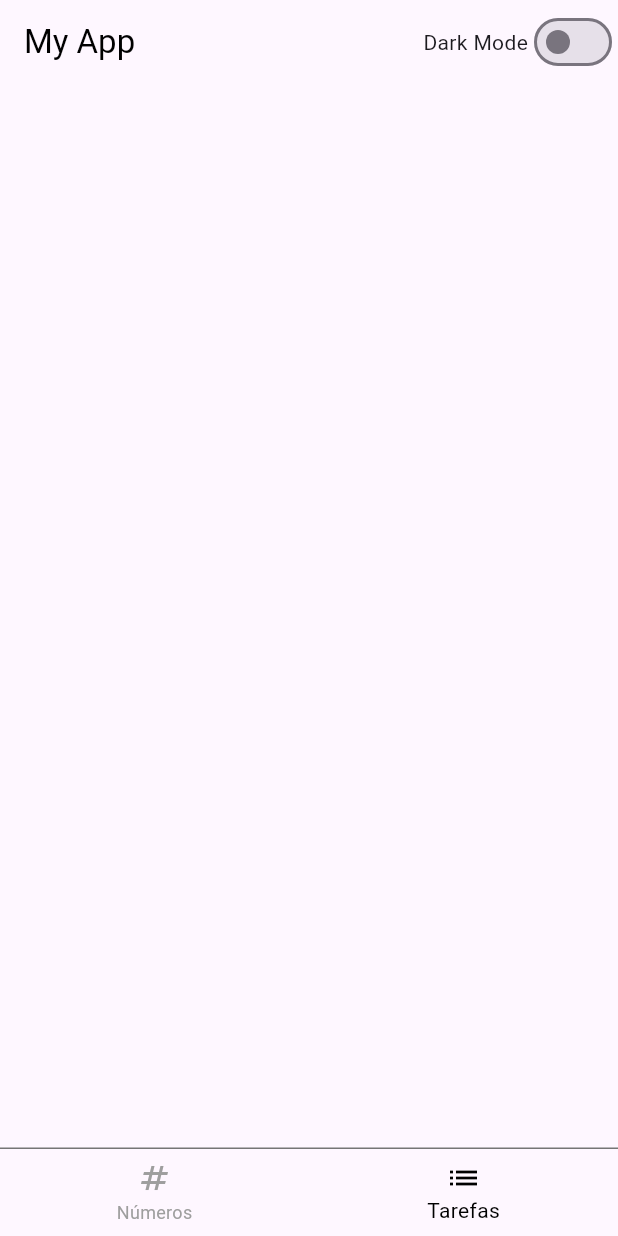
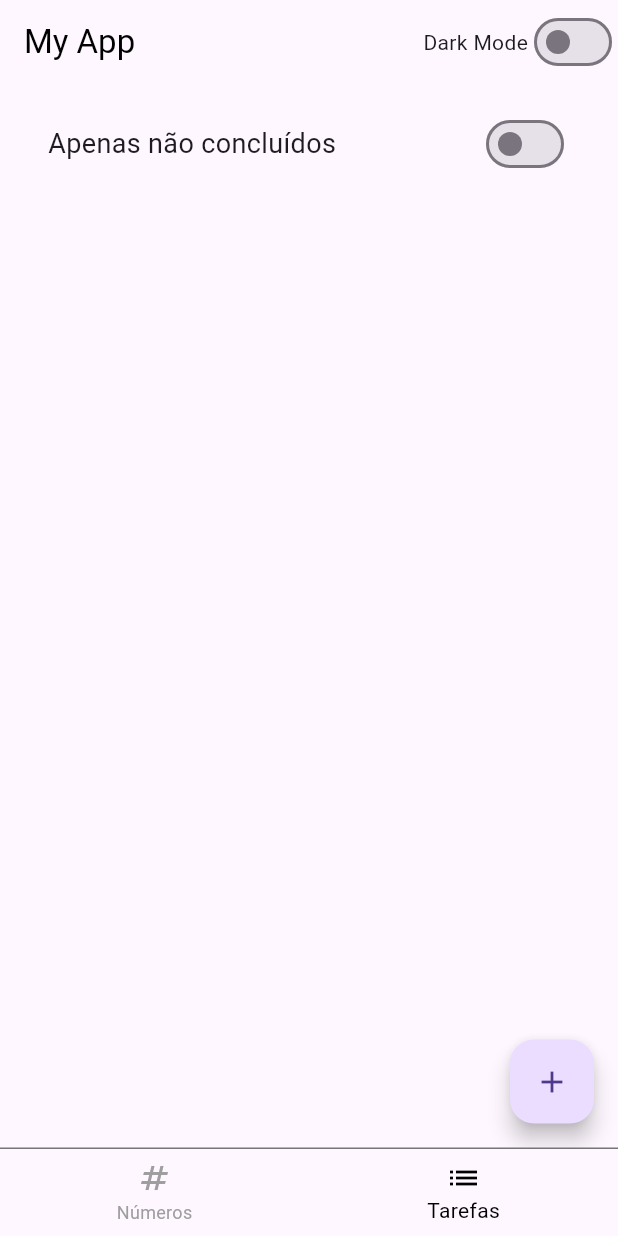
Before and after one commit to LinikerThiers/provider_estudo, a Flutter app: the screen it shows after launch, swiped to page 2, on a phone screen of 412 x 824 dp. Run offline on Flutter 3.47's test engine with Material 3 defaults, Android fonts, the phone set to English and light mode, and no system bars.

Commit message:
criando uma lista de tarefas com o changeNotifier

```diff
--- /dev/null
+++ b/lib/models/tarefa.dart
@@ -0,0 +1,23 @@
+import 'package:flutter/material.dart';
+
+class Tarefa {
+  final String _id = UniqueKey().toString();
+  String _descricao;
+  bool _concluido;
+
+  Tarefa(String descricao, bool concluido)
+      : _descricao = descricao,
+        _concluido = concluido;
+
+  String get id => _id;
+  String get descricao => _descricao;
+  bool get concluido => _concluido;
+
+  set descricao(String descricao) {
+    _descricao = descricao;
+  }
+
+  set concluido(bool concluido) {
+    _concluido = concluido;
+  }
+}
--- a/lib/my_app.dart
+++ b/lib/my_app.dart
@@ -1,6 +1,7 @@
 import 'package:flutter/material.dart';
 import 'package:provider/provider.dart';
 import 'package:provider_app/pages/my_home_page.dart';
+import 'package:provider_app/repository/tarefa_repository.dart';
 import 'package:provider_app/service/contador_service.dart';
 import 'package:provider_app/service/dark_mode_service.dart';
 
@@ -15,6 +16,7 @@ class MyApp extends StatelessWidget {
             create: (_) => DarkModeService()),
         ChangeNotifierProvider<ContadorService>(
             create: (_) => ContadorService()),
+        ChangeNotifierProvider<TarefaRepository>(create: (_) => TarefaRepository()),
       ],
       //Ao utilizar o MultiProvider podemos usar os provider criados
       //Nesse caso foi criado o provider do tipo DarkModeService
--- a/lib/pages/my_home_page.dart
+++ b/lib/pages/my_home_page.dart
@@ -1,7 +1,7 @@
 import 'package:flutter/material.dart';
 import 'package:provider/provider.dart';
 import 'package:provider_app/pages/contador_page.dart';
-import 'package:provider_app/pages/pagina_teste_2.dart';
+import 'package:provider_app/pages/tarefas_page.dart';
 import 'package:provider_app/service/dark_mode_service.dart';
 
 class MyHomePage extends StatefulWidget {
@@ -57,7 +57,7 @@ class _MyHomePageState extends State<MyHomePage> {
             },
             children: [
               ContadorPage(),
-              PaginaTeste2(),
+              TarefasPage(),
             ],
           )),
           Container(
--- a/lib/pages/pagina_teste_2.dart
+++ /dev/null
@@ -1,19 +0,0 @@
-import 'package:flutter/material.dart';
-
-class PaginaTeste2 extends StatefulWidget {
-  const PaginaTeste2({super.key});
-
-  @override
-  State<PaginaTeste2> createState() => _PaginaTeste2State();
-}
-
-class _PaginaTeste2State extends State<PaginaTeste2> {
-  @override
-  Widget build(BuildContext context) {
-    return Scaffold(
-      body: Container(
-        // color: Colors.grey.shade100,
-      ),
-    );
-  }
-}
--- /dev/null
+++ b/lib/pages/tarefas_page.dart
@@ -0,0 +1,99 @@
+import 'package:flutter/material.dart';
+import 'package:provider/provider.dart';
+import 'package:provider_app/models/tarefa.dart';
+import 'package:provider_app/repository/tarefa_repository.dart';
+
+class TarefasPage extends StatelessWidget {
+  final descricaoController = TextEditingController();
+
+  TarefasPage({super.key});
+
+  @override
+  Widget build(BuildContext context) {
+    return Scaffold(
+      floatingActionButton: FloatingActionButton(
+        onPressed: () {
+          descricaoController.text = "";
+          showDialog(
+              context: context,
+              builder: (BuildContext bc) {
+                return AlertDialog(
+                  title: Text("Adicionar Tarefa"),
+                  content: TextField(
+                    controller: descricaoController,
+                  ),
+                  actions: [
+                    TextButton(
+                        onPressed: () {
+                          Navigator.pop(context);
+                        },
+                        child: Text("Cancelar")),
+                    TextButton(
+                        onPressed: () async {
+                          Provider.of<TarefaRepository>(context, listen: false)
+                              .adicionar(
+                                  Tarefa(descricaoController.text, false));
+                          Navigator.pop(context);
+                        },
+                        child: Text("Salvar"))
+                  ],
+                );
+              });
+        },
+        child: const Icon(Icons.add),
+      ),
+      body: Container(
+        margin: EdgeInsets.symmetric(horizontal: 16, vertical: 8),
+        child: Column(
+          children: [
+            Container(
+                margin: EdgeInsets.symmetric(horizontal: 16, vertical: 8),
+                child: Row(
+                    mainAxisAlignment: MainAxisAlignment.spaceBetween,
+                    children: [
+                      Text(
+                        "Apenas não concluídos",
+                        style: TextStyle(
+                          fontSize: 18,
+                        ),
+                      ),
+                      Consumer<TarefaRepository>(
+                          builder: (_, tarefaRepository, widget) {
+                        return Switch(
+                            value: tarefaRepository.apenasNaoConcluidos,
+                            onChanged: (bool value) {
+                              Provider.of<TarefaRepository>(context,
+                                      listen: false)
+                                  .apenasNaoConcluidos = value;
+                            });
+                      })
+                    ])),
+            Expanded(child: Consumer<TarefaRepository>(
+                builder: (_, tarefaRepository, widget) {
+              return ListView.builder(
+                  itemCount: tarefaRepository.tarefas.length,
+                  itemBuilder: (BuildContext bc, int index) {
+                    var tarefa = tarefaRepository.tarefas[index];
+                    return Dismissible(
+                        onDismissed: (DismissDirection dismissDirection) async {
+                          Provider.of<TarefaRepository>(context, listen: false).remover(tarefa.id);
+                        },
+                        key: Key(tarefa.id),
+                        child: ListTile(
+                          title: Text(tarefa.descricao),
+                          trailing: Switch(
+                              value: tarefa.concluido,
+                              onChanged: (bool value) async {
+                                Provider.of<TarefaRepository>(context,
+                                        listen: false)
+                                    .alterar(tarefa.id, value);
+                              }),
+                        ));
+                  });
+            }))
+          ],
+        ),
+      ),
+    );
+  }
+}
--- /dev/null
+++ b/lib/repository/tarefa_repository.dart
@@ -0,0 +1,33 @@
+import 'package:flutter/material.dart';
+import 'package:provider_app/models/tarefa.dart';
+
+class TarefaRepository extends ChangeNotifier {
+  final _tarefas = <Tarefa>[];
+  var _apenasNaoConcluidos = false;
+
+  set apenasNaoConcluidos(bool value) {
+    _apenasNaoConcluidos = value;
+    notifyListeners();
+  }
+
+  bool get apenasNaoConcluidos => _apenasNaoConcluidos;
+
+  List<Tarefa> get tarefas => _apenasNaoConcluidos
+      ? _tarefas.where((e) => !e.concluido).toList()
+      : _tarefas;
+
+  adicionar(Tarefa tarefa) {
+    _tarefas.add(tarefa);
+    notifyListeners();
+  }
+
+  remover(String id) {
+    _tarefas.remove(_tarefas.where((e) => e.id == id).first);
+    notifyListeners();
+  }
+
+  alterar(String id, bool concluido) {
+    _tarefas.where((e) => e.id == id).first.concluido = concluido;
+    notifyListeners();
+  }
+}
```
